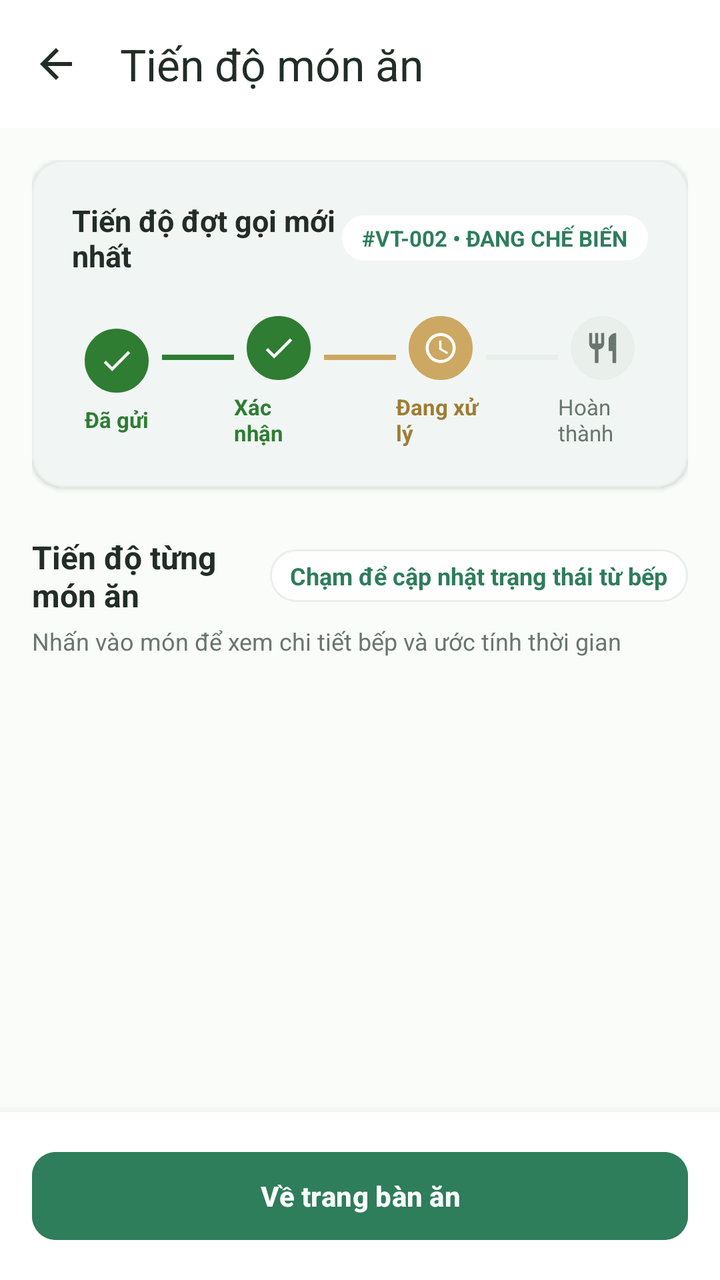
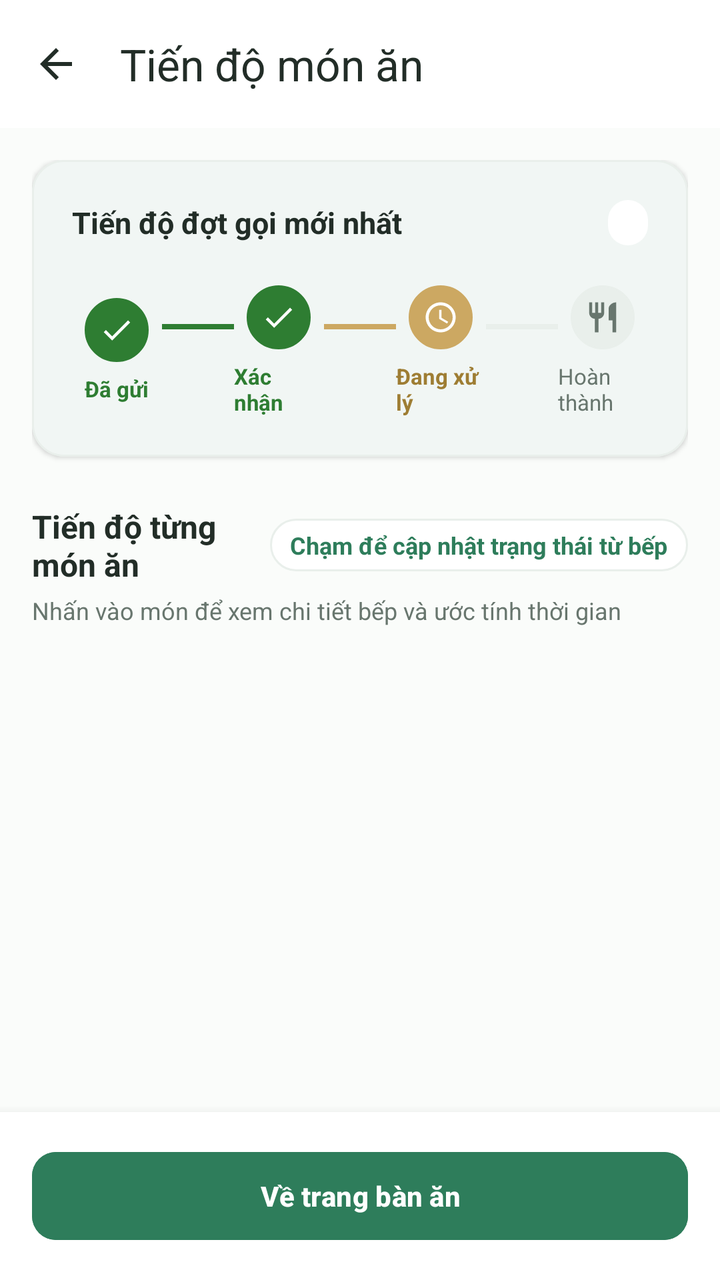

Compare the two renders of this Android layout. The source of the first and the diff that turns it into the second are given below.
<!-- AndroidManifest.xml: application theme Theme.VietTable -->
<!-- res/layout/fragment_order_tracking.xml -->
<?xml version="1.0" encoding="utf-8"?>
<androidx.coordinatorlayout.widget.CoordinatorLayout
    xmlns:android="http://schemas.android.com/apk/res/android"
    xmlns:app="http://schemas.android.com/apk/res-auto"
    android:layout_width="match_parent"
    android:layout_height="match_parent"
    android:background="@color/bg_cream">

    <com.google.android.material.appbar.AppBarLayout
        android:layout_width="match_parent"
        android:layout_height="wrap_content"
        android:background="@color/surface"
        app:elevation="1dp">

        <com.google.android.material.appbar.MaterialToolbar
            android:id="@+id/toolbar"
            android:layout_width="match_parent"
            android:layout_height="?attr/actionBarSize"
            app:navigationIcon="@drawable/ic_back"
            app:navigationIconTint="@color/text_primary"
            app:title="Tiến độ món ăn"
            app:titleTextColor="@color/text_primary" />
    </com.google.android.material.appbar.AppBarLayout>

    <androidx.core.widget.NestedScrollView
        android:layout_width="match_parent"
        android:layout_height="match_parent"
        android:paddingBottom="96dp"
        app:layout_behavior="@string/appbar_scrolling_view_behavior">

        <LinearLayout
            android:layout_width="match_parent"
            android:layout_height="wrap_content"
            android:orientation="vertical"
            android:padding="16dp">

            
            <com.google.android.material.card.MaterialCardView
                style="@style/Widget.VietTable.Card"
                android:layout_width="match_parent"
                android:layout_height="wrap_content">

                <LinearLayout
                    android:layout_width="match_parent"
                    android:layout_height="wrap_content"
                    android:orientation="vertical"
                    android:padding="20dp">

                    <LinearLayout
                        android:layout_width="match_parent"
                        android:layout_height="wrap_content"
                        android:gravity="center_vertical"
                        android:orientation="horizontal">

                        <TextView
                            android:layout_width="0dp"
                            android:layout_height="wrap_content"
                            android:layout_weight="1"
                            android:text="Tiến độ đợt gọi mới nhất"
                            android:textColor="@color/text_primary"
                            android:textSize="15sp"
                            android:textStyle="bold" />

                        <TextView
                            android:id="@+id/tvTrackingOrderId"
                            android:layout_width="wrap_content"
                            android:layout_height="wrap_content"
                            android:background="@drawable/bg_status_chip"
                            android:paddingHorizontal="10dp"
                            android:paddingVertical="4dp"
                            android:text="#VT-002 • ĐANG CHẾ BIẾN"
                            android:textColor="@color/primary"
                            android:textSize="11sp"
                            android:textStyle="bold" />
                    </LinearLayout>

                    
                    <LinearLayout
                        android:layout_width="match_parent"
                        android:layout_height="wrap_content"
                        android:layout_marginTop="20dp"
                        android:gravity="center_vertical"
                        android:orientation="horizontal">

                        
                        <LinearLayout
                            android:layout_width="0dp"
                            android:layout_height="wrap_content"
                            android:layout_weight="1"
                            android:gravity="center"
                            android:orientation="vertical">

                            <ImageView
                                android:id="@+id/ivStep1"
                                android:layout_width="32dp"
                                android:layout_height="32dp"
                                android:background="@drawable/bg_round_floating_btn"
                                android:backgroundTint="@color/semantic_success"
                                android:padding="7dp"
                                android:src="@drawable/ic_check"
                                app:tint="@color/white" />

                            <TextView
                                android:id="@+id/tvStep1"
                                android:layout_width="wrap_content"
                                android:layout_height="wrap_content"
                                android:layout_marginTop="6dp"
                                android:text="Đã gửi"
                                android:textColor="@color/semantic_success"
                                android:textSize="11sp"
                                android:textStyle="bold" />
                        </LinearLayout>

                        <View
                            android:id="@+id/line1To2"
                            android:layout_width="0dp"
                            android:layout_height="2.5dp"
                            android:layout_marginBottom="12dp"
                            android:layout_weight="0.8"
                            android:background="@color/semantic_success" />

                        
                        <LinearLayout
                            android:layout_width="0dp"
                            android:layout_height="wrap_content"
                            android:layout_weight="1"
                            android:gravity="center"
                            android:orientation="vertical">

                            <ImageView
                                android:id="@+id/ivStep2"
                                android:layout_width="32dp"
                                android:layout_height="32dp"
                                android:background="@drawable/bg_round_floating_btn"
                                android:backgroundTint="@color/semantic_success"
                                android:padding="7dp"
                                android:src="@drawable/ic_check"
                                app:tint="@color/white" />

                            <TextView
                                android:id="@+id/tvStep2"
                                android:layout_width="wrap_content"
                                android:layout_height="wrap_content"
                                android:layout_marginTop="6dp"
                                android:text="Xác nhận"
                                android:textColor="@color/semantic_success"
                                android:textSize="11sp"
                                android:textStyle="bold" />
                        </LinearLayout>

                        <View
                            android:id="@+id/line2To3"
                            android:layout_width="0dp"
                            android:layout_height="2.5dp"
                            android:layout_marginBottom="12dp"
                            android:layout_weight="0.8"
                            android:background="@color/accent_gold" />

                        
                        <LinearLayout
                            android:layout_width="0dp"
                            android:layout_height="wrap_content"
                            android:layout_weight="1"
                            android:gravity="center"
                            android:orientation="vertical">

                            <ImageView
                                android:id="@+id/ivStep3"
                                android:layout_width="32dp"
                                android:layout_height="32dp"
                                android:background="@drawable/bg_round_floating_btn"
                                android:backgroundTint="@color/accent_gold"
                                android:padding="7dp"
                                android:src="@drawable/ic_clock"
                                app:tint="@color/white" />

                            <TextView
                                android:id="@+id/tvStep3"
                                android:layout_width="wrap_content"
                                android:layout_height="wrap_content"
                                android:layout_marginTop="6dp"
                                android:text="Đang xử lý"
                                android:textColor="@color/accent_gold_dark"
                                android:textSize="11sp"
                                android:textStyle="bold" />
                        </LinearLayout>

                        <View
                            android:id="@+id/line3To4"
                            android:layout_width="0dp"
                            android:layout_height="2.5dp"
                            android:layout_marginBottom="12dp"
                            android:layout_weight="0.8"
                            android:background="@color/divider" />

                        
                        <LinearLayout
                            android:layout_width="0dp"
                            android:layout_height="wrap_content"
                            android:layout_weight="1"
                            android:gravity="center"
                            android:orientation="vertical">

                            <ImageView
                                android:id="@+id/ivStep4"
                                android:layout_width="32dp"
                                android:layout_height="32dp"
                                android:background="@drawable/bg_round_floating_btn"
                                android:backgroundTint="@color/divider"
                                android:padding="7dp"
                                android:src="@drawable/ic_cutlery"
                                app:tint="@color/text_secondary" />

                            <TextView
                                android:id="@+id/tvStep4"
                                android:layout_width="wrap_content"
                                android:layout_height="wrap_content"
                                android:layout_marginTop="6dp"
                                android:text="Hoàn thành"
                                android:textColor="@color/text_secondary"
                                android:textSize="11sp" />
                        </LinearLayout>
                    </LinearLayout>
                </LinearLayout>
            </com.google.android.material.card.MaterialCardView>

            
            <LinearLayout
                android:layout_width="match_parent"
                android:layout_height="wrap_content"
                android:layout_marginTop="24dp"
                android:gravity="center_vertical"
                android:orientation="horizontal">

                <TextView
                    android:layout_width="0dp"
                    android:layout_height="wrap_content"
                    android:layout_weight="1"
                    android:text="Tiến độ từng món ăn"
                    android:textColor="@color/text_primary"
                    android:textSize="16sp"
                    android:textStyle="bold" />

                <TextView
                    android:id="@+id/tvRefreshOrderStatus"
                    android:layout_width="wrap_content"
                    android:layout_height="wrap_content"
                    android:background="@drawable/bg_category_chip"
                    android:paddingHorizontal="10dp"
                    android:paddingVertical="5dp"
                    android:text="Chạm để cập nhật trạng thái từ bếp"
                    android:textColor="@color/primary"
                    android:textSize="12sp"
                    android:textStyle="bold" />
            </LinearLayout>

            <TextView
                android:layout_width="wrap_content"
                android:layout_height="wrap_content"
                android:layout_marginTop="4dp"
                android:text="Nhấn vào món để xem chi tiết bếp và ước tính thời gian"
                android:textColor="@color/text_secondary"
                android:textSize="12sp" />

            <androidx.recyclerview.widget.RecyclerView
                android:id="@+id/rvTrackedItems"
                android:layout_width="match_parent"
                android:layout_height="wrap_content"
                android:layout_marginTop="12dp"
                android:nestedScrollingEnabled="false" />

        </LinearLayout>
    </androidx.core.widget.NestedScrollView>

    
    <LinearLayout
        android:layout_width="match_parent"
        android:layout_height="wrap_content"
        android:layout_gravity="bottom"
        android:tag="safe_bottom"
        android:background="@color/surface"
        android:elevation="8dp"
        android:padding="16dp">

        <com.google.android.material.button.MaterialButton
            android:id="@+id/btnBackToSession"
            style="@style/Widget.VietTable.Button.Primary"
            android:layout_width="match_parent"
            android:layout_height="@dimen/btn_height_primary"
            android:text="Về trang bàn ăn" />
    </LinearLayout>

</androidx.coordinatorlayout.widget.CoordinatorLayout>
<!-- resources referenced by this layout -->
<resources>
  <color name="accent_gold">#CCA862</color>
  <color name="accent_gold_dark">#9E7D33</color>
  <color name="bg_cream">#FAFCFA</color>
  <color name="divider">#E9EFEB</color>
  <color name="primary">#2E7D5B</color>
  <color name="semantic_success">#2E7D32</color>
  <color name="surface">#FFFFFF</color>
  <color name="text_primary">#222D27</color>
  <color name="text_secondary">#68766E</color>
  <color name="white">#FFFFFFFF</color>
  <dimen name="btn_height_primary">52dp</dimen>
  <style name="Theme.VietTable" parent="Base.Theme.VietTable" />
  <color name="primary_container">#EEF7F2</color>
  <dimen name="radius_medium">12dp</dimen>
  <dimen name="radius_large">16dp</dimen>
  <dimen name="card_elevation">1.5dp</dimen>
  <dimen name="card_stroke_width">1dp</dimen>
  <style name="Base.Theme.VietTable" parent="Theme.Material3.Light.NoActionBar">
          
          <item name="colorPrimary">@color/primary</item>
          <item name="colorPrimaryDark">@color/primary_dark</item>
          <item name="colorOnPrimary">@color/on_primary</item>
          <item name="colorPrimaryContainer">@color/primary_container</item>
          <item name="colorOnPrimaryContainer">@color/on_primary_container</item>
  
          <item name="colorSecondary">@color/accent_gold</item>
          <item name="colorOnSecondary">@color/white</item>
          <item name="colorSecondaryContainer">@color/accent_gold_container</item>
          <item name="colorOnSecondaryContainer">@color/accent_gold_dark</item>
  
          <item name="android:colorBackground">@color/bg_cream</item>
          <item name="colorSurface">@color/surface</item>
          <item name="colorOnSurface">@color/text_primary</item>
          <item name="colorSurfaceVariant">@color/surface_variant</item>
  
          <item name="colorError">@color/semantic_error</item>
          <item name="colorOnError">@color/white</item>
  
          
          <item name="android:statusBarColor">@android:color/transparent</item>
          <item name="android:windowLightStatusBar">true</item>
          <item name="android:navigationBarColor">@android:color/transparent</item>
          <item name="android:windowLightNavigationBar">true</item>
  
          
          <item name="colorAccent">@color/primary</item>
          <item name="alertDialogTheme">@style/ThemeOverlay.VietTable.Dialog.Alert</item>
          <item name="materialAlertDialogTheme">@style/ThemeOverlay.VietTable.MaterialAlertDialog</item>
          <item name="buttonBarPositiveButtonStyle">@style/Widget.VietTable.Dialog.Button.Positive</item>
          <item name="buttonBarNegativeButtonStyle">@style/Widget.VietTable.Dialog.Button.Negative</item>
          <item name="buttonBarNeutralButtonStyle">@style/Widget.VietTable.Dialog.Button.Neutral</item>
          <item name="materialButtonStyle">@style/Widget.VietTable.Button.Primary</item>
          <item name="materialButtonOutlinedStyle">@style/Widget.VietTable.Button.Outlined</item>
          <item name="borderlessButtonStyle">@style/Widget.VietTable.Button.Text</item>
          <item name="materialCardViewStyle">@style/Widget.VietTable.Card</item>
          <item name="textInputStyle">@style/Widget.VietTable.TextInputLayout</item>
          <item name="toolbarStyle">@style/Widget.VietTable.Toolbar</item>
          <item name="bottomNavigationStyle">@style/Widget.VietTable.BottomNavigationView</item>
      </style>
  <dimen name="text_button">14sp</dimen>
  <color name="primary_dark">#24654A</color>
  <color name="on_primary">#FFFFFF</color>
  <color name="on_primary_container">#1B4E38</color>
  <color name="accent_gold_container">#FAF5EB</color>
  <color name="surface_variant">#F3F7F5</color>
  <color name="semantic_error">#D32F2F</color>
  <color name="transparent">#00000000</color>
  <style name="TextAppearance.VietTable.BottomNav.Label" parent="TextAppearance.Material3.LabelSmall">
          <item name="android:textSize">11sp</item>
          <item name="android:textStyle">normal</item>
      </style>
  <!-- unchanged entries left out for length: 23 -->
</resources>

<!-- the commit's change to res/layout/fragment_order_tracking.xml (unified diff, before → after) -->
@@ -17,12 +17,14 @@
             android:layout_width="match_parent"
             android:layout_height="?attr/actionBarSize"
             app:navigationIcon="@drawable/ic_back"
+            app:navigationContentDescription="@string/a11y_back"
             app:navigationIconTint="@color/text_primary"
             app:title="Tiến độ món ăn"
             app:titleTextColor="@color/text_primary" />
     </com.google.android.material.appbar.AppBarLayout>
 
     <androidx.core.widget.NestedScrollView
+        android:id="@+id/contentOrderTracking"
         android:layout_width="match_parent"
         android:layout_height="match_parent"
         android:paddingBottom="96dp"
@@ -68,7 +70,7 @@
                             android:background="@drawable/bg_status_chip"
                             android:paddingHorizontal="10dp"
                             android:paddingVertical="4dp"
-                            android:text="#VT-002 • ĐANG CHẾ BIẾN"
+                            android:text=""
                             android:textColor="@color/primary"
                             android:textSize="11sp"
                             android:textStyle="bold" />
@@ -272,6 +274,37 @@
         </LinearLayout>
     </androidx.core.widget.NestedScrollView>
 
+    <LinearLayout
+        android:id="@+id/layoutOrderTrackingState"
+        android:layout_width="match_parent"
+        android:layout_height="match_parent"
+        android:gravity="center"
+        android:orientation="vertical"
+        android:padding="32dp"
+        app:layout_behavior="@string/appbar_scrolling_view_behavior">
+        <com.google.android.material.progressindicator.CircularProgressIndicator
+            android:id="@+id/progressOrderTracking"
+            android:layout_width="40dp"
+            android:layout_height="40dp"
+            android:visibility="gone" />
+        <TextView
+            android:id="@+id/tvOrderTrackingState"
+            android:layout_width="match_parent"
+            android:layout_height="wrap_content"
+            android:gravity="center"
+            android:textColor="@color/text_secondary"
+            android:textSize="14sp"
+            android:visibility="gone" />
+        <com.google.android.material.button.MaterialButton
+            android:id="@+id/btnRetryOrderTracking"
+            style="@style/Widget.VietTable.Button.Outlined"
+            android:layout_width="wrap_content"
+            android:layout_height="wrap_content"
+            android:layout_marginTop="12dp"
+            android:text="@string/state_retry"
+            android:visibility="gone" />
+    </LinearLayout>
+
     
     <LinearLayout
         android:layout_width="match_parent"
<!-- resource entries referenced after the edit -->
@@ -11,6 +11,8 @@
   <color name="text_secondary">#68766E</color>
   <color name="white">#FFFFFFFF</color>
   <dimen name="btn_height_primary">52dp</dimen>
+  <string name="a11y_back">Quay lại</string>
+  <string name="state_retry">Thử lại</string>
   <style name="Theme.VietTable" parent="Base.Theme.VietTable" />
   <color name="primary_container">#EEF7F2</color>
   <dimen name="radius_medium">12dp</dimen>
@@ -42,7 +44,6 @@
           <item name="android:statusBarColor">@android:color/transparent</item>
           <item name="android:windowLightStatusBar">true</item>
           <item name="android:navigationBarColor">@android:color/transparent</item>
-          <item name="android:windowLightNavigationBar">true</item>
   
           
           <item name="colorAccent">@color/primary</item>
